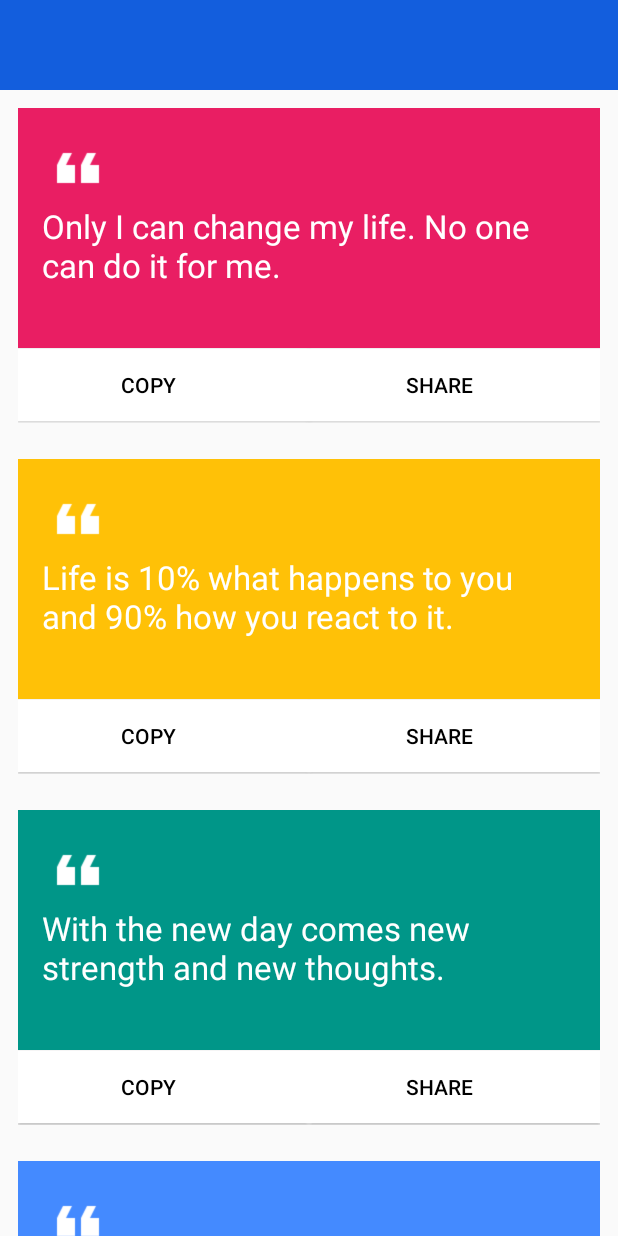
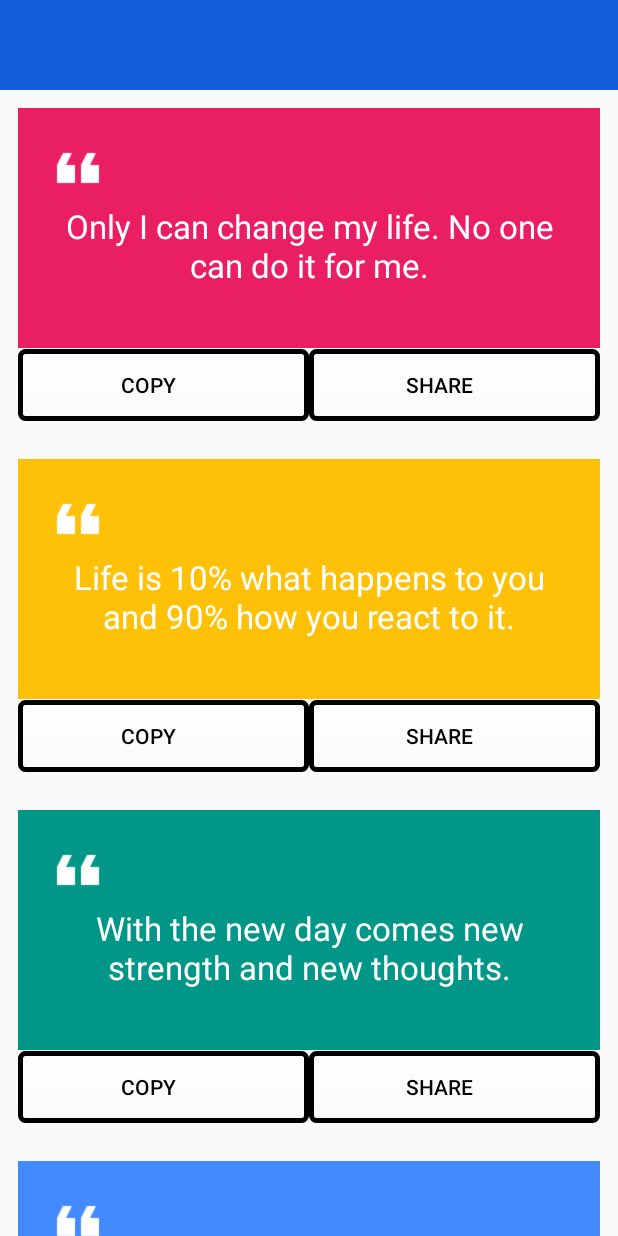
Before and after one commit to hemantj99/Quotes-App, an Android app: the screen it shows after launch (MainActivity), on a phone screen of 412 x 824 dp. Run offline under Robolectric (Android 15) with nearby library versions, the phone set to English and light mode, and no system bars.

Commit message:
Button Border Added

```diff
--- /dev/null
+++ b/app/src/main/res/drawable/button_border.xml
@@ -0,0 +1,8 @@
+<?xml version="1.0" encoding="utf-8"?>
+<shape xmlns:android="http://schemas.android.com/apk/res/android"
+    android:shape="rectangle">
+    <gradient android:startColor="#FFFFFF"
+        android:angle="270" />
+    <corners android:radius="3dp" />
+    <stroke android:width="5px" android:color="#000" />
+</shape>
--- a/app/src/main/res/layout/list_item_quote.xml
+++ b/app/src/main/res/layout/list_item_quote.xml
@@ -22,6 +22,7 @@
             android:id="@+id/textQuote"
             android:layout_width="wrap_content"
             android:layout_height="wrap_content"
+            android:textAlignment="center"
             android:text="This is a sample quote. You can write anything you want."
             android:textColor="#FFF"
             android:textSize="22sp" />
@@ -42,8 +43,8 @@
             android:layout_width="wrap_content"
             android:layout_height="wrap_content"
             android:layout_weight="1"
-            android:background="#fff"
             android:paddingRight="20dp"
+            android:background="@drawable/button_border"
             android:text="Copy"
             android:textColor="#000">
 
@@ -54,8 +55,8 @@
             android:layout_width="wrap_content"
             android:layout_height="wrap_content"
             android:layout_weight="1"
-            android:background="#fff"
             android:paddingRight="20dp"
+            android:background="@drawable/button_border"
             android:textColor="#000"
             android:text="Share">
 
```
Also changed, not shown: 1 other file.
